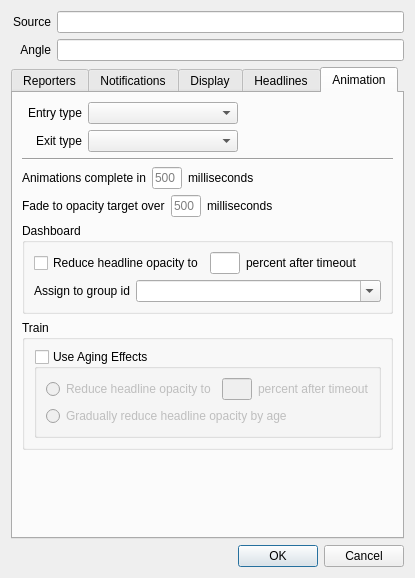
b0bh00d/Newsroom, file addstorydialog.ui: the form before one commit.
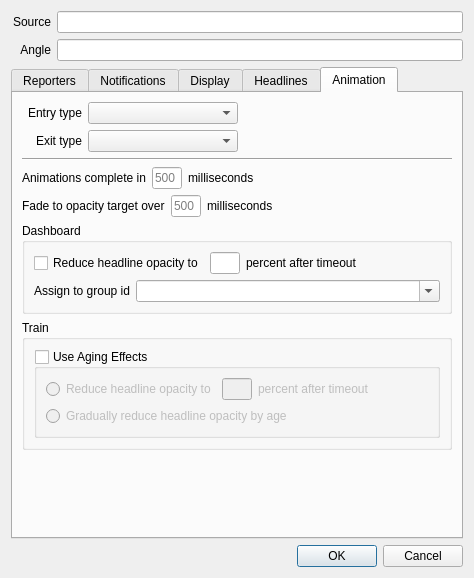
The form after the commit. The open tabs and pages were chosen to show the change. Icons and pictures are not drawn.

```diff
--- a/addstorydialog.ui
+++ b/addstorydialog.ui
@@ -6,8 +6,8 @@
    <rect>
     <x>0</x>
     <y>0</y>
-    <width>386</width>
-    <height>542</height>
+    <width>474</width>
+    <height>545</height>
    </rect>
   </property>
   <property name="windowTitle">
```
Left out of the diff: 28 changed lines with no effect on the pictures.
